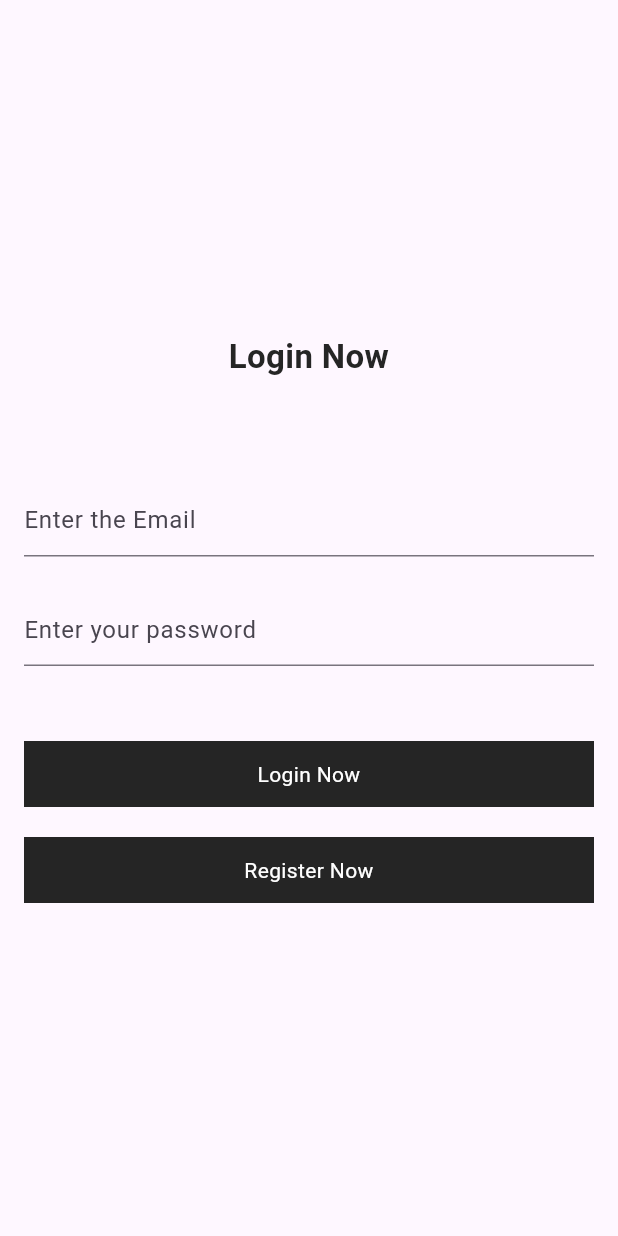
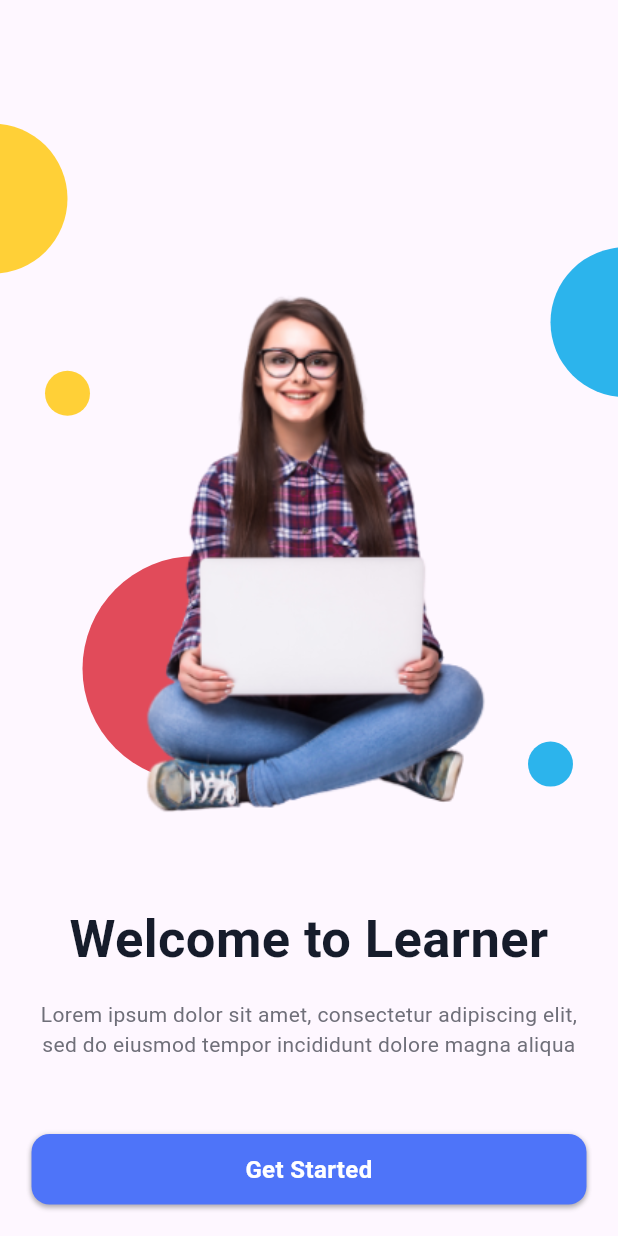
Before and after one commit to akashagrawalgithub/eightplabsassignment, a Flutter app: the screen it shows after launch, on a phone screen of 412 x 824 dp. Run offline on Flutter 3.47's test engine with Material 3 defaults, Android fonts, the phone set to English and light mode, and no system bars; our stand-ins replace get, shared_preferences.

Commit message:
onboarding page added

```diff
--- a/lib/main.dart
+++ b/lib/main.dart
@@ -1,5 +1,5 @@
-import 'package:assignmet/screen/authentication/login.dart';
 import 'package:assignmet/screen/home/home.dart';
+import 'package:assignmet/screen/startpage/startpage.dart';
 import 'package:flutter/material.dart';
 import 'package:shared_preferences/shared_preferences.dart';
 import "package:get/get.dart";
@@ -36,7 +36,7 @@ class MyApp extends StatelessWidget {
           if (snapshot.hasData && snapshot.data != null) {
             return HomePage();
           } else {
-            return const LoginPage();
+            return const GetStarted();
           }
         },
       ),
--- /dev/null
+++ b/lib/screen/startpage/startpage.dart
@@ -0,0 +1,158 @@
+import "package:assignmet/screen/startpage/onboarding.dart";
+import "package:flutter/material.dart";
+import "package:get/get.dart";
+
+class GetStarted extends StatefulWidget {
+  const GetStarted({super.key});
+
+  @override
+  State<GetStarted> createState() => _GetStartedState();
+}
+
+class _GetStartedState extends State<GetStarted> {
+  @override
+  Widget build(BuildContext context) {
+    return Scaffold(
+      body: Container(
+        child: Stack(
+          children: [
+            Positioned(
+              top: MediaQuery.sizeOf(context).height * 0.6,
+              right: 30,
+              child: Container(
+                width: 30,
+                height: 30,
+                decoration: BoxDecoration(
+                  borderRadius: BorderRadius.circular(50),
+                  color: const Color(0xFF2CB4EC),
+                ),
+              ),
+            ),
+            Positioned(
+              top: MediaQuery.sizeOf(context).height * 0.3,
+              left: 30,
+              child: Container(
+                width: 30,
+                height: 30,
+                decoration: BoxDecoration(
+                  borderRadius: BorderRadius.circular(50),
+                  color: const Color(0xFFFFD037),
+                ),
+              ),
+            ),
+            Positioned(
+              top: MediaQuery.sizeOf(context).height * 0.1,
+              left: -55,
+              child: Container(
+                width: 100,
+                height: 100,
+                decoration: BoxDecoration(
+                  borderRadius: BorderRadius.circular(50),
+                  color: const Color(0xFFFFD037),
+                ),
+              ),
+            ),
+            Positioned(
+              top: MediaQuery.sizeOf(context).height * 0.2,
+              right: -55,
+              child: Container(
+                width: 100,
+                height: 100,
+                decoration: BoxDecoration(
+                  borderRadius: BorderRadius.circular(50),
+                  color: const Color(0xFF2CB4EC),
+                ),
+              ),
+            ),
+            Positioned(
+              top: MediaQuery.sizeOf(context).height * 0.45,
+              left: 55,
+              child: Container(
+                width: 150,
+                height: 150,
+                decoration: BoxDecoration(
+                  borderRadius: BorderRadius.circular(100),
+                  color: const Color(0xFFE14B5A),
+                ),
+              ),
+            ),
+            Container(
+              padding: const EdgeInsets.all(21),
+              child: Column(
+                mainAxisAlignment: MainAxisAlignment.end,
+                crossAxisAlignment: CrossAxisAlignment.center,
+                children: [
+                  Container(
+                    width: double.infinity,
+                    child: Image.asset("images/first.png"),
+                  ),
+                  const SizedBox(height: 40),
+                  const Text(
+                    'Welcome to Learner',
+                    textAlign: TextAlign.center,
+                    style: TextStyle(
+                      color: Color(0xFF161C2B),
+                      fontSize: 35,
+                      fontWeight: FontWeight.w700,
+                    ),
+                  ),
+                  const SizedBox(height: 15),
+                  const Text(
+                    'Lorem ipsum dolor sit amet, consectetur adipiscing elit, sed do eiusmod tempor incididunt dolore magna aliqua',
+                    textAlign: TextAlign.center,
+                    style: TextStyle(
+                      color: Color(0xFF6F6F79),
+                      fontSize: 14,
+                      fontWeight: FontWeight.w400,
+                    ),
+                  ),
+                  const SizedBox(height: 50),
+                  InkWell(
+                    onTap: () {
+                      Get.to(() => const OnboardingPage());
+                    },
+                    borderRadius: BorderRadius.circular(12),
+                    child: Container(
+                      width: double.infinity,
+                      padding: const EdgeInsets.fromLTRB(0, 12, 0, 12),
+                      clipBehavior: Clip.antiAlias,
+                      decoration: ShapeDecoration(
+                        color: const Color(0xFF4E74F9),
+                        shape: RoundedRectangleBorder(
+                          borderRadius: BorderRadius.circular(12),
+                        ),
+                        shadows: const [
+                          BoxShadow(
+                            color: Color(0x3D000000),
+                            blurRadius: 2,
+                            offset: Offset(0, 2),
+                            spreadRadius: 0,
+                          ),
+                          BoxShadow(
+                            color: Color(0x1E000000),
+                            blurRadius: 2,
+                            offset: Offset(0, 0),
+                            spreadRadius: 0,
+                          )
+                        ],
+                      ),
+                      child: const Text(
+                        'Get Started',
+                        textAlign: TextAlign.center,
+                        style: TextStyle(
+                          color: Colors.white,
+                          fontSize: 16,
+                          fontWeight: FontWeight.w600,
+                        ),
+                      ),
+                    ),
+                  )
+                ],
+              ),
+            ),
+          ],
+        ),
+      ),
+    );
+  }
+}
--- a/pubspec.yaml
+++ b/pubspec.yaml
@@ -38,6 +38,7 @@ dependencies:
   shared_preferences: ^2.2.2
   http: ^1.1.0
   get: ^4.6.6
+  flutter_svg: ^2.0.9
 
 dev_dependencies:
   flutter_test:
@@ -62,8 +63,8 @@ flutter:
   uses-material-design: true
 
   # To add assets to your application, add an assets section, like this:
-  # assets:
-  #   - images/a_dot_burr.jpeg
+  assets:
+    - images/
   #   - images/a_dot_ham.jpeg
 
   # An image asset can refer to one or more resolution-specific "variants", see
```
Also changed, not shown: lib/screen/startpage/onboarding.dart (added, +145 -0 lines), images/first.png (added), images/second.png (added), pubspec.lock.
